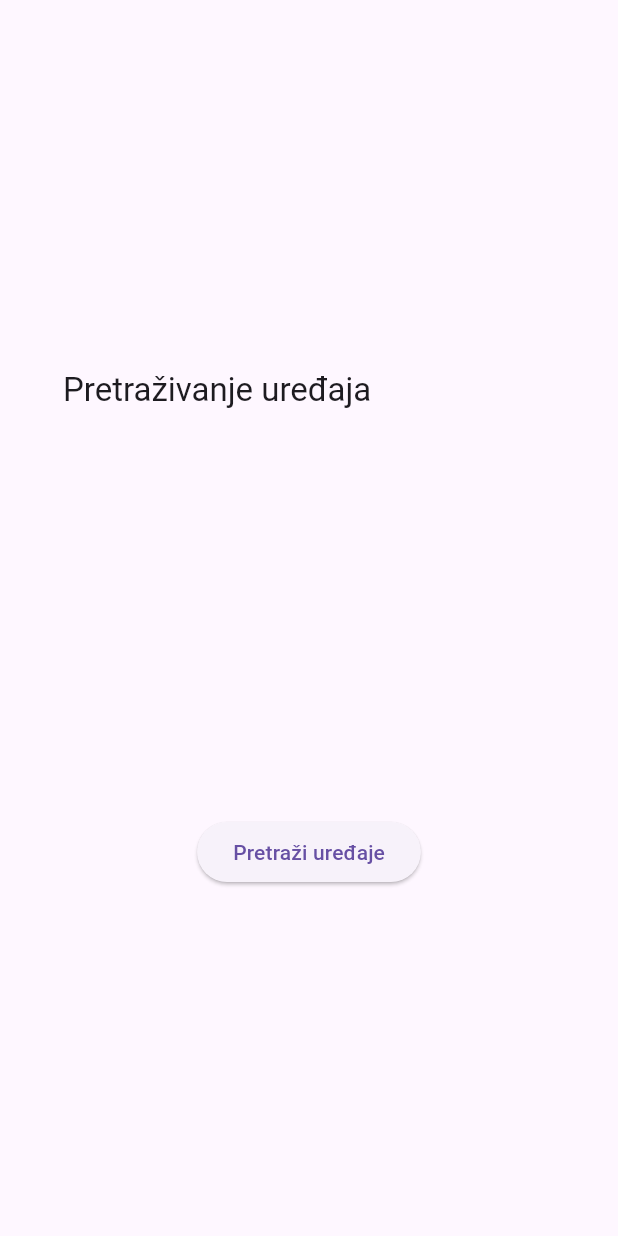
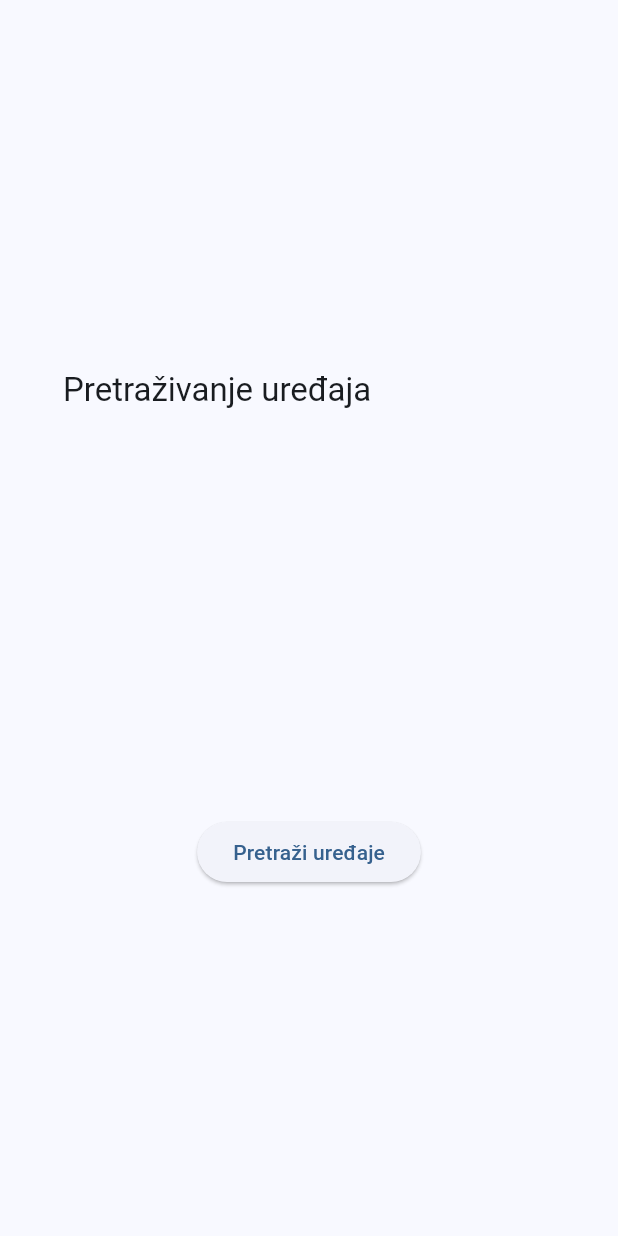
Before and after one commit to jmojzes21/Smart_Home, a Flutter app: the screen it shows after launch, on a phone screen of 412 x 824 dp. Run offline on Flutter 3.47's test engine with Material 3 defaults, Android fonts, the phone set to English and light mode, and no system bars; our stand-ins replace multicast_dns; missing offline and left inert: file_selector.

Commit message:
Sitne izmjene

```diff
--- a/smart_leds_app/lib/main.dart
+++ b/smart_leds_app/lib/main.dart
@@ -14,6 +14,7 @@ class MainApp extends StatelessWidget {
       debugShowCheckedModeBanner: false,
       theme: ThemeData(
         useMaterial3: true,
+        colorSchemeSeed: Colors.blue,
       ),
       home: DeviceDiscoveryPage(),
     );
--- a/smart_leds_app/lib/models/power_sensor_data.dart
+++ b/smart_leds_app/lib/models/power_sensor_data.dart
@@ -17,5 +17,5 @@ class PowerSensorData {
 
   String get voltageString => '${voltage.toStringAsFixed(2)} V';
   String get minVoltageString => 'Min: ${minVoltage.toStringAsFixed(2)} V';
-  String get maxVoltageString => 'Max: ${minVoltage.toStringAsFixed(2)} V';
+  String get maxVoltageString => 'Max: ${maxVoltage.toStringAsFixed(2)} V';
 }
--- a/smart_leds_app/lib/widgets/dialogs/wifi_network.dart
+++ b/smart_leds_app/lib/widgets/dialogs/wifi_network.dart
@@ -1,4 +1,3 @@
-import 'package:flutter/cupertino.dart';
 import 'package:flutter/material.dart';
 import 'package:smart_leds_app/models/wifi_network.dart';
 import 'package:smart_leds_app/widgets/dialogs/simple_dialogs.dart';
```
